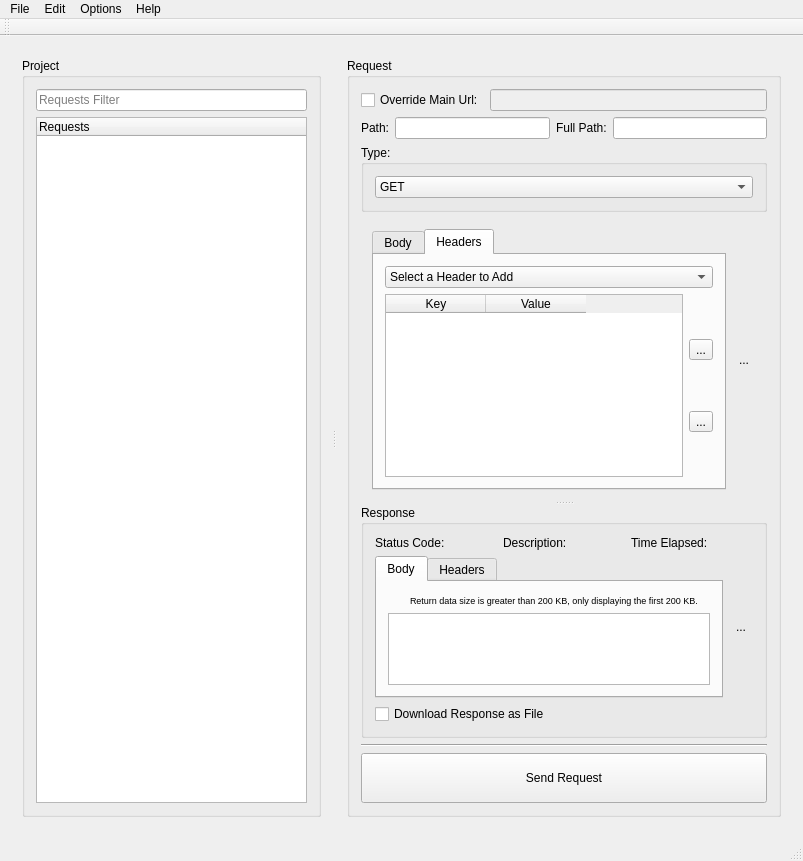
Qt form mainwindow.ui (fabiobento512/FRequest) before a commit.
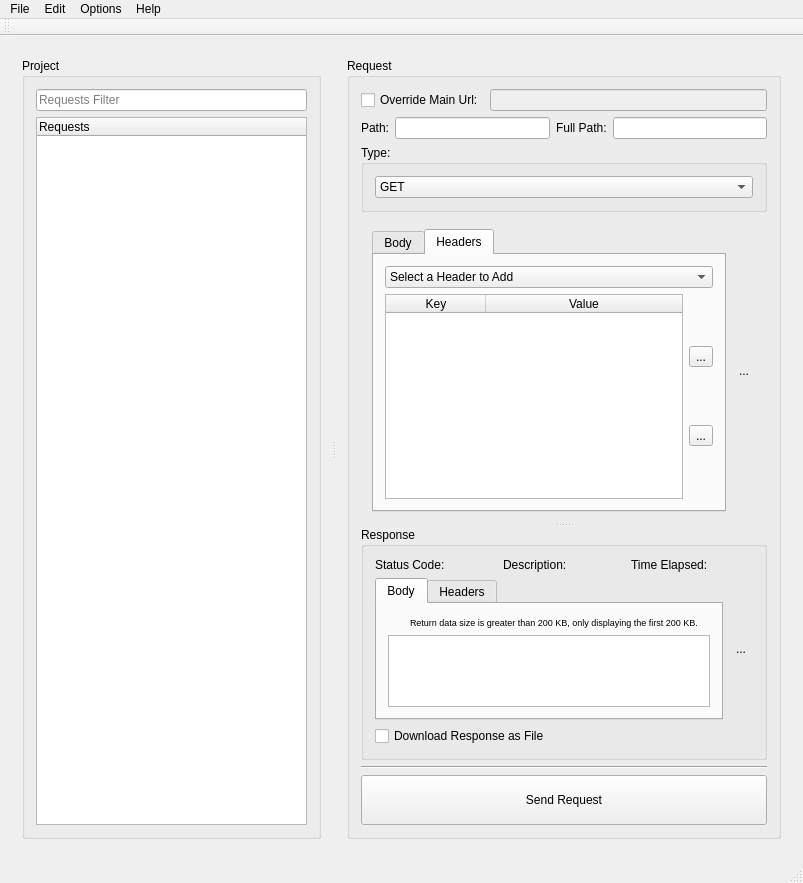
The same form after that commit. The open tabs and pages were chosen to show the change. Icons and pictures are not drawn. Custom widgets are drawn as their Qt base class.

Commit message:
Improved global headers behavior
Now they can be overwritten if the request has the same header

Diff of the .ui file:
```diff
--- a/mainwindow.ui
+++ b/mainwindow.ui
@@ -7,7 +7,7 @@
     <x>0</x>
     <y>0</y>
     <width>803</width>
-    <height>861</height>
+    <height>883</height>
    </rect>
   </property>
   <property name="windowTitle">
@@ -381,6 +381,9 @@
                        <property name="alternatingRowColors">
                         <bool>true</bool>
                        </property>
+                       <attribute name="horizontalHeaderStretchLastSection">
+                        <bool>true</bool>
+                       </attribute>
                        <column>
                         <property name="text">
                          <string>Key</string>
```
Left out of the diff: 4 changed lines with no effect on the pictures. Lines whose indentation alone changed are shown as unchanged. The commit also changes 2 other files.
